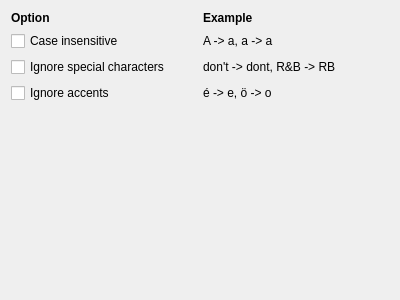
This is src/Gui/Preferences/Search/GUI_SearchPreferences.ui in Inferno214221/sayonara-player as Qt 5 draws it before an edit. The edited form follows.
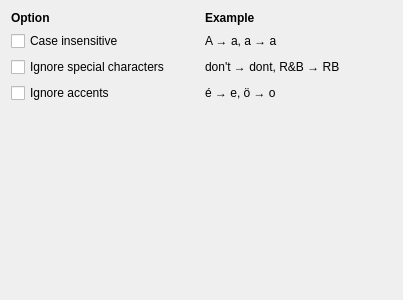
This is the edited form.

```diff
--- a/src/Gui/Preferences/Search/GUI_SearchPreferences.ui
+++ b/src/Gui/Preferences/Search/GUI_SearchPreferences.ui
@@ -6,7 +6,7 @@
    <rect>
     <x>0</x>
     <y>0</y>
-    <width>400</width>
+    <width>403</width>
     <height>300</height>
    </rect>
   </property>
@@ -60,14 +60,14 @@
       <string notr="true">Š Œ Ž š œ ž Ÿ¥ µ À Á Â Ã Ä Å Æ Ç È É Ê Ë Ì Í Î Ï Ð Ñ Ò Ó Ô Õ Ö Ø Ù Ú Û Ü Ý ß à á â ã ä å æ ç è é ê ë ì í î ï ð ñ ò ó ô õ ö ø ù ú û ü ý ÿ</string>
      </property>
      <property name="text">
-      <string notr="true">é -&gt; e, ö -&gt; o</string>
+      <string notr="true">é → e, ö → o</string>
      </property>
     </widget>
    </item>
    <item row="1" column="1">
     <widget class="QLabel" name="label">
      <property name="text">
-      <string notr="true">A -&gt; a, a -&gt; a</string>
+      <string notr="true">A → a, a → a</string>
      </property>
     </widget>
    </item>
@@ -87,7 +87,7 @@
       <string notr="true">. ' &quot; &amp; ! $ + * / ( ) = - _ ; : , ? &lt; &gt;[ ] { } @ € white-spaces</string>
      </property>
      <property name="text">
-      <string notr="true">don't -&gt; dont, R&amp;B -&gt; RB</string>
+      <string notr="true">don't → dont, R&amp;B → RB</string>
      </property>
     </widget>
    </item>
```
